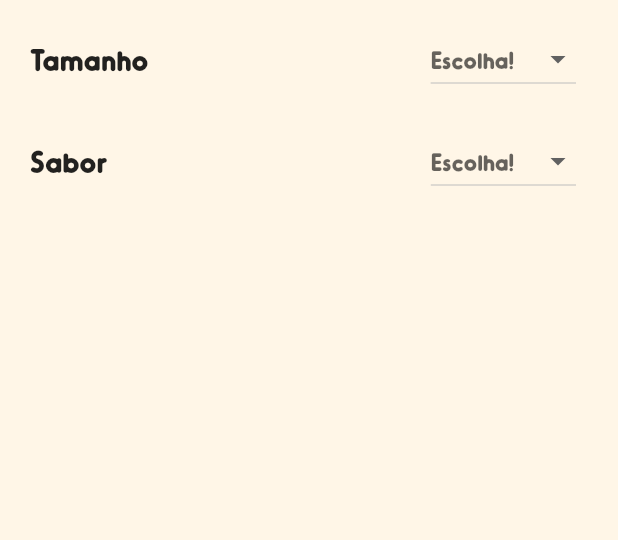
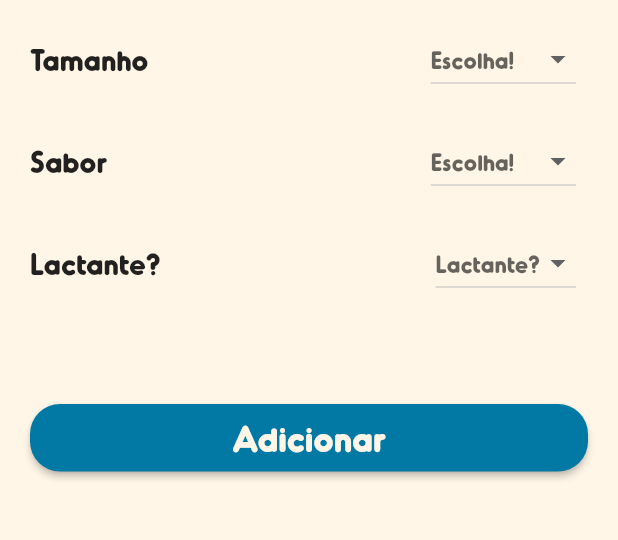
Before and after one commit to BerPGR/flutter-chiquinho, a Flutter app: the ProductScreen screen opened directly, on a phone screen of 412 x 824 dp, the part 583-1123 px from its top. Run offline on Flutter 3.47's test engine with Material 2 defaults, Android fonts, the phone set to English and light mode, and no system bars.

Commit message:
Adicionado botao e opcao para lactantes

```diff
--- a/lib/screens/product_screen.dart
+++ b/lib/screens/product_screen.dart
@@ -20,8 +20,30 @@ class ProductScreen extends StatefulWidget {
 class _ProductScreenState extends State<ProductScreen> {
   String _tamanhoValue = '';
   String _saborValue = '';
+  String _lactante = '';
   List<String> _tamanhoValues = [];
   List<String> _saboresValues = [];
+  List<String> _opcaoLactante = ['Sim', 'Não'];
+
+  Color _buttonBackground(int index) {
+    Color color;
+    if (index == 0) {
+      color = Color(0xFF0279A5);
+    } else if (index == 1) {
+      color = Color(0xFF62184D);
+    } else if (index == 2) {
+      color = Colors.green;
+    } else if (index == 3) {
+      color = Color(0xFFF3BCC2);
+    } else if (index == 4) {
+      color = Color(0xFF90D3ED);
+    } else if (index == 5) {
+      color = Color(0xFFFFD082);
+    } else {
+      color = Colors.green;
+    }
+    return color;
+  }
 
   @override
   Widget build(BuildContext context) {
@@ -92,7 +114,18 @@ class _ProductScreenState extends State<ProductScreen> {
                   SizedBox(
                     height: 40,
                   ),
-                  Padding(
+                  _montarChiquinho()
+                ],
+              ),
+            ),
+          ),
+        ],
+      ),
+    );
+  }
+
+  Widget _montarChiquinho() {
+    return Padding(
       padding: EdgeInsets.symmetric(horizontal: 20),
       child: Column(
         children: [
@@ -101,8 +134,7 @@ class _ProductScreenState extends State<ProductScreen> {
             children: [
               Text(
                 'Monte seu chiquinho!',
-                              style: TextStyle(
-                                  fontSize: 26, color: Color(0xFF303030)),
+                style: TextStyle(fontSize: 26, color: Color(0xFF303030)),
               ),
             ],
           ),
@@ -126,9 +158,7 @@ class _ProductScreenState extends State<ProductScreen> {
                     child: DropdownButton<String>(
                       elevation: 8,
                       hint: Text('Escolha!'),
-                                    value: _tamanhoValue.isNotEmpty
-                                        ? _tamanhoValue
-                                        : null,
+                      value: _tamanhoValue.isNotEmpty ? _tamanhoValue : null,
                       onChanged: (value) {
                         setState(() {
                           _tamanhoValue = value!.toString();
@@ -164,9 +194,7 @@ class _ProductScreenState extends State<ProductScreen> {
                     child: DropdownButton(
                       elevation: 8,
                       hint: Text('Escolha!'),
-                                    value: _saborValue.isNotEmpty
-                                        ? _saborValue
-                                        : null,
+                      value: _saborValue.isNotEmpty ? _saborValue : null,
                       onChanged: (value) {
                         setState(() {
                           _saborValue = value!.toString();
@@ -184,14 +212,65 @@ class _ProductScreenState extends State<ProductScreen> {
                   ),
                 ],
               ),
-                          ],
+              SizedBox(
+                height: 20,
               ),
-                      ],
+              Row(
+                mainAxisAlignment: MainAxisAlignment.spaceBetween,
+                children: [
+                  Text(
+                    'Lactante?',
+                    style: TextStyle(fontSize: 20),
+                  ),
+                  Padding(
+                    padding: EdgeInsets.only(right: 8),
+                    child: DropdownButton(
+                      elevation: 8,
+                      hint: Text('Lactante?'),
+                      value: _lactante.isNotEmpty ? _lactante : null,
+                      onChanged: (value) {
+                        setState(() {
+                          _lactante = value!.toString();
+                        });
+                      },
+                      items: _opcaoLactante.map(
+                        (String value) {
+                          return DropdownMenuItem(
+                            value: value,
+                            child: Text(value),
+                          );
+                        },
+                      ).toList(),
                     ),
                   ),
                 ],
               ),
+              Container(
+                height: 45,
+                width: MediaQuery.of(context).size.width,
+                margin: EdgeInsets.only(top: 70),
+                child: ElevatedButton(
+                  style: ElevatedButton.styleFrom(
+                    backgroundColor:
+                        _buttonBackground(widget.sorvete.categoriaId),
+                    shape: RoundedRectangleBorder(
+                      borderRadius: BorderRadius.circular(20),
                     ),
+                  ),
+                  onPressed: () {},
+                  child: Text(
+                    'Adicionar',
+                    style: TextStyle(
+                        fontSize: 24,
+                        color: widget.sorvete.categoriaId == 0 ||
+                                widget.sorvete.categoriaId == 1 ||
+                                widget.sorvete.categoriaId == 2
+                            ? Palette.scaffoldBackground
+                            : Color(0xFFF303030)),
+                  ),
+                ),
+              ),
+            ],
           ),
         ],
       ),
```
Lines whose indentation alone changed are shown as unchanged.
